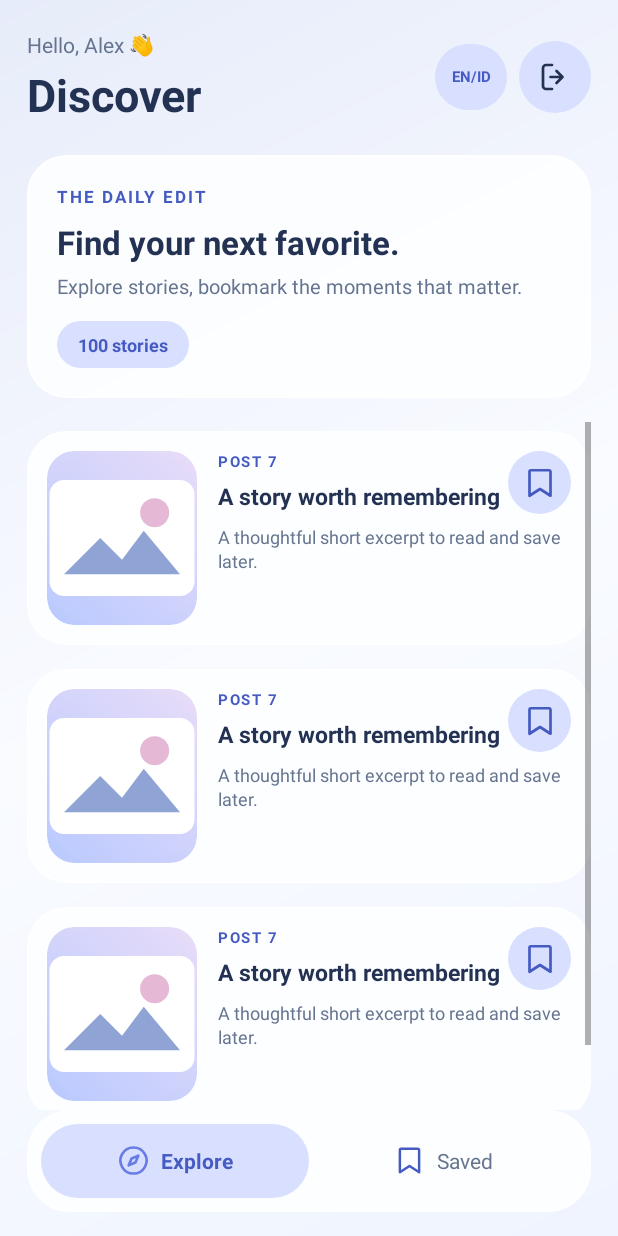
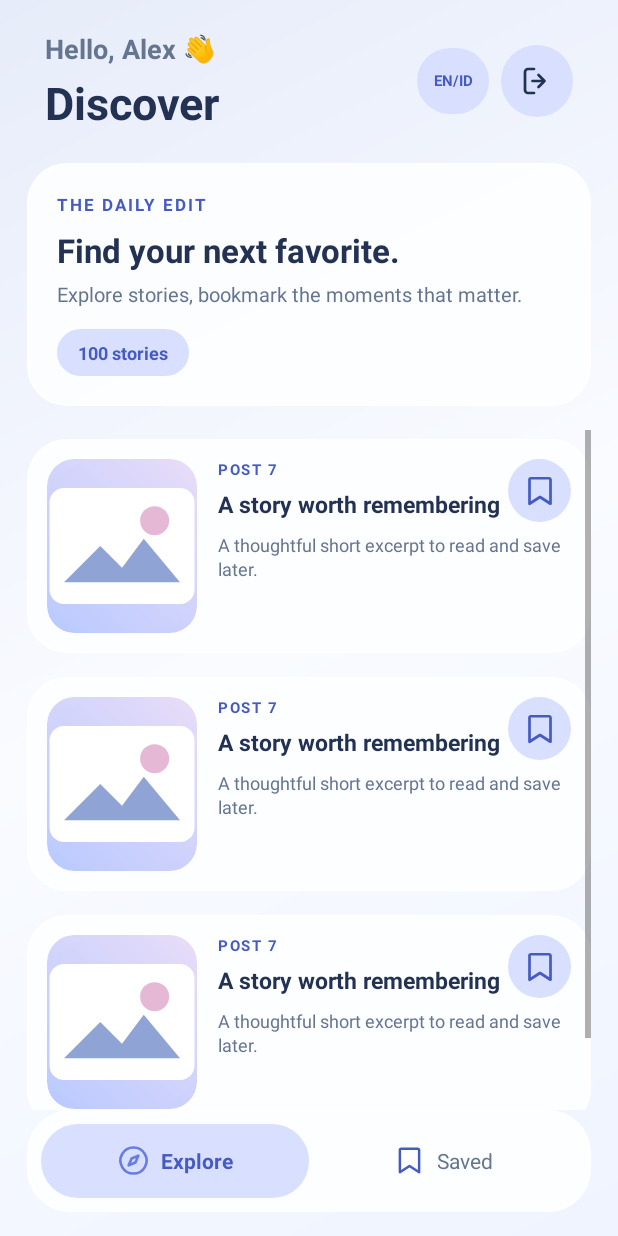
Before and after one commit to imyubatech/code-test-asp, an Android app: the layout activity_dashboard.xml on its own in the app's theme, with its tools: preview values and no code run, on a phone screen of 412 x 824 dp. Run offline under Robolectric (Android 15) with nearby library versions, the phone set to English and light mode, and no system bars.

Commit message:
(fix) - fix padding header content dashboard

```diff
--- a/app/src/main/res/layout/activity_dashboard.xml
+++ b/app/src/main/res/layout/activity_dashboard.xml
@@ -4,45 +4,49 @@
     xmlns:tools="http://schemas.android.com/tools"
     android:layout_width="match_parent"
     android:layout_height="match_parent"
-    android:paddingStart="18dp"
-    android:paddingEnd="18dp"
-    android:paddingTop="20dp"
     android:background="@drawable/bg_screen_gradient"
     android:fitsSystemWindows="true"
+    android:paddingStart="18dp"
+    android:paddingTop="20dp"
+    android:paddingEnd="18dp"
     tools:context=".presentation.dashboard.DashboardActivity">
 
     <LinearLayout
         android:id="@+id/header"
         android:layout_width="0dp"
         android:layout_height="wrap_content"
+        android:gravity="center_vertical"
         android:orientation="horizontal"
-        android:gravity="center_vertical"
-        app:layout_constraintTop_toTopOf="parent"
+        android:layout_marginHorizontal="12dp"
+        app:layout_constraintEnd_toEndOf="parent"
         app:layout_constraintStart_toStartOf="parent"
-        app:layout_constraintEnd_toEndOf="parent">
+        app:layout_constraintTop_toTopOf="parent">
 
         <LinearLayout
             android:layout_width="0dp"
             android:layout_height="wrap_content"
             android:layout_weight="1"
             android:orientation="vertical">
+
             <TextView
                 android:id="@+id/textUsername"
                 android:layout_width="match_parent"
                 android:layout_height="wrap_content"
+                android:ellipsize="end"
                 android:singleLine="true"
-                android:ellipsize="end"
                 android:textColor="@color/text_secondary"
-                android:textSize="14sp"
-                tools:text="Hello, Alex 👋"/>
+                android:textSize="18sp"
+                android:textStyle="bold"
+                tools:text="Hello, Alex 👋" />
+
             <TextView
                 android:layout_width="match_parent"
                 android:layout_height="wrap_content"
                 android:layout_marginTop="3dp"
                 android:text="@string/dashboard_title"
-                android:textStyle="bold"
                 android:textColor="@color/text_primary"
-                android:textSize="30sp"/>
+                android:textSize="30sp"
+                android:textStyle="bold" />
         </LinearLayout>
 
         <TextView
@@ -51,20 +55,21 @@
             android:layout_height="44dp"
             android:layout_marginEnd="8dp"
             android:background="@drawable/bg_pill"
+            android:contentDescription="@string/change_language"
             android:gravity="center"
             android:text="EN/ID"
-            android:contentDescription="@string/change_language"
             android:textColor="@color/accent_dark"
-            android:textStyle="bold"
-            android:textSize="10sp"/>
+            android:textSize="10sp"
+            android:textStyle="bold" />
+
         <ImageButton
             android:id="@+id/buttonLogout"
             android:layout_width="48dp"
             android:layout_height="48dp"
             android:background="@drawable/bg_pill"
-            android:src="@drawable/ic_logout"
+            android:contentDescription="@string/logout"
             android:padding="12dp"
-            android:contentDescription="@string/logout"/>
+            android:src="@drawable/ic_logout" />
     </LinearLayout>
 
     <LinearLayout
@@ -72,37 +77,40 @@
         android:layout_width="0dp"
         android:layout_height="wrap_content"
         android:layout_marginTop="20dp"
-        android:padding="20dp"
+        android:background="@drawable/bg_glass_card"
         android:elevation="3dp"
         android:orientation="vertical"
-        android:background="@drawable/bg_glass_card"
-        app:layout_constraintTop_toBottomOf="@id/header"
+        android:padding="20dp"
+        app:layout_constraintEnd_toEndOf="parent"
         app:layout_constraintStart_toStartOf="parent"
-        app:layout_constraintEnd_toEndOf="parent">
+        app:layout_constraintTop_toBottomOf="@id/header">
 
         <TextView
             android:layout_width="wrap_content"
             android:layout_height="wrap_content"
+            android:letterSpacing="0.12"
             android:text="@string/discover_tag"
+            android:textColor="@color/accent_dark"
             android:textSize="11sp"
-            android:letterSpacing="0.12"
-            android:textStyle="bold"
-            android:textColor="@color/accent_dark"/>
+            android:textStyle="bold" />
+
         <TextView
             android:layout_width="match_parent"
             android:layout_height="wrap_content"
             android:layout_marginTop="8dp"
             android:text="@string/discover_title"
-            android:textStyle="bold"
+            android:textColor="@color/text_primary"
             android:textSize="22sp"
-            android:textColor="@color/text_primary"/>
+            android:textStyle="bold" />
+
         <TextView
             android:layout_width="match_parent"
             android:layout_height="wrap_content"
             android:layout_marginTop="5dp"
             android:text="@string/discover_subtitle"
-            android:textSize="13sp"
-            android:textColor="@color/text_secondary"/>
+            android:textColor="@color/text_secondary"
+            android:textSize="13sp" />
+
         <TextView
             android:id="@+id/textPostCount"
             android:layout_width="wrap_content"
@@ -110,13 +118,13 @@
             android:layout_marginTop="14dp"
             android:background="@drawable/bg_pill"
             android:paddingStart="14dp"
+            android:paddingTop="7dp"
             android:paddingEnd="14dp"
-            android:paddingTop="7dp"
             android:paddingBottom="7dp"
             android:textColor="@color/accent_dark"
+            android:textSize="12sp"
             android:textStyle="bold"
-            android:textSize="12sp"
-            tools:text="100 stories"/>
+            tools:text="100 stories" />
     </LinearLayout>
 
     <androidx.swiperefreshlayout.widget.SwipeRefreshLayout
@@ -125,10 +133,11 @@
         android:layout_height="0dp"
         android:layout_marginTop="8dp"
         android:clipToPadding="false"
-        app:layout_constraintTop_toBottomOf="@id/hero"
         app:layout_constraintBottom_toTopOf="@id/bottomNav"
+        app:layout_constraintEnd_toEndOf="parent"
         app:layout_constraintStart_toStartOf="parent"
-        app:layout_constraintEnd_toEndOf="parent">
+        app:layout_constraintTop_toBottomOf="@id/hero">
+
         <androidx.recyclerview.widget.RecyclerView
             android:id="@+id/postsList"
             android:layout_width="match_parent"
@@ -137,7 +146,7 @@
             android:paddingTop="8dp"
             android:paddingBottom="14dp"
             android:scrollbars="vertical"
-            tools:listitem="@layout/item_post"/>
+            tools:listitem="@layout/item_post" />
     </androidx.swiperefreshlayout.widget.SwipeRefreshLayout>
 
     <FrameLayout
@@ -145,17 +154,19 @@
         android:layout_width="0dp"
         android:layout_height="0dp"
         android:clickable="false"
-        app:layout_constraintTop_toTopOf="@id/swipeRefresh"
         app:layout_constraintBottom_toBottomOf="@id/swipeRefresh"
+        app:layout_constraintEnd_toEndOf="parent"
         app:layout_constraintStart_toStartOf="parent"
-        app:layout_constraintEnd_toEndOf="parent">
+        app:layout_constraintTop_toTopOf="@id/swipeRefresh">
+
         <ProgressBar
             android:id="@+id/loadingIndicator"
             android:layout_width="48dp"
             android:layout_height="48dp"
             android:layout_gravity="center"
             android:indeterminateTint="@color/accent"
-            android:visibility="gone"/>
+            android:visibility="gone" />
+
         <LinearLayout
             android:id="@+id/emptyState"
             android:layout_width="match_parent"
@@ -163,23 +174,26 @@
             android:layout_gravity="center"
             android:gravity="center"
             android:orientation="vertical"
-            android:visibility="gone"
-            android:padding="28dp">
+            android:padding="28dp"
+            android:visibility="gone">
+
             <TextView
                 android:layout_width="wrap_content"
                 android:layout_height="wrap_content"
                 android:text="@string/empty_posts_title"
                 android:textColor="@color/text_primary"
                 android:textSize="18sp"
-                android:textStyle="bold"/>
+                android:textStyle="bold" />
+
             <TextView
                 android:layout_width="wrap_content"
                 android:layout_height="wrap_content"
                 android:layout_marginTop="8dp"
                 android:text="@string/empty_posts_desc"
                 android:textColor="@color/text_secondary"
-                android:textSize="14sp"/>
+                android:textSize="14sp" />
         </LinearLayout>
+
         <LinearLayout
             android:id="@+id/errorState"
             android:layout_width="match_parent"
@@ -187,37 +201,40 @@
             android:layout_gravity="center"
             android:gravity="center"
             android:orientation="vertical"
-            android:visibility="gone"
-            android:padding="24dp">
+            android:padding="24dp"
+            android:visibility="gone">
+
             <TextView
                 android:layout_width="wrap_content"
                 android:layout_height="wrap_content"
                 android:text="@string/network_error_title"
                 android:textColor="@color/text_primary"
                 android:textSize="18sp"
-                android:textStyle="bold"/>
+                android:textStyle="bold" />
+
             <TextView
                 android:id="@+id/textErrorDetails"
                 android:layout_width="wrap_content"
                 android:layout_height="wrap_content"
                 android:layout_marginTop="8dp"
+                android:maxLines="3"
                 android:text="@string/network_error_help"
+                android:textAlignment="center"
                 android:textColor="@color/text_secondary"
-                android:textAlignment="center"
-                android:maxLines="3"
-                android:textSize="13sp"/>
+                android:textSize="13sp" />
+
             <Button
                 android:id="@+id/buttonRetry"
                 android:layout_width="wrap_content"
                 android:layout_height="48dp"
                 android:layout_marginTop="18dp"
+                android:background="@drawable/bg_primary_button"
+                android:backgroundTint="@null"
                 android:paddingStart="26dp"
                 android:paddingEnd="26dp"
-                android:background="@drawable/bg_primary_button"
-                android:backgroundTint="@null"
+                android:text="@string/button_retry"
                 android:textAllCaps="false"
-                android:text="@string/button_retry"
-                android:textColor="@color/pure_white"/>
+                android:textColor="@color/pure_white" />
         </LinearLayout>
     </FrameLayout>
 
@@ -228,36 +245,62 @@
         android:layout_marginBottom="16dp"
         android:background="@drawable/bg_bottom_nav"
         android:elevation="10dp"
+        android:orientation="horizontal"
         android:padding="9dp"
-        android:orientation="horizontal"
         app:layout_constraintBottom_toBottomOf="parent"
-        app:layout_constraintStart_toStartOf="parent"
-        app:layout_constraintEnd_toEndOf="parent">
+        app:layout_constraintEnd_toEndOf="parent"
+        app:layout_constraintStart_toStartOf="parent">
 
         <LinearLayout
             android:id="@+id/tabExplore"
             android:layout_width="0dp"
             android:layout_height="match_parent"
             android:layout_weight="1"
-            android:gravity="center"
             android:background="@drawable/bg_pill"
             android:clickable="true"
             android:focusable="true"
+            android:gravity="center"
             android:orientation="horizontal">
-            <ImageView android:layout_width="22dp" android:layout_height="22dp" android:src="@drawable/ic_compass" android:contentDescription="@null"/>
-            <TextView android:layout_width="wrap_content" android:layout_height="wrap_content" android:layout_marginStart="7dp" android:text="@string/tab_explore" android:textStyle="bold" android:textColor="@color/accent_dark" android:textSize="14sp"/>
+
+            <ImageView
+                android:layout_width="22dp"
+                android:layout_height="22dp"
+                android:contentDescription="@null"
+                android:src="@drawable/ic_compass" />
+
+            <TextView
+                android:layout_width="wrap_content"
+                android:layout_height="wrap_content"
+                android:layout_marginStart="7dp"
+                android:text="@string/tab_explore"
+                android:textColor="@color/accent_dark"
+                android:textSize="14sp"
+                android:textStyle="bold" />
         </LinearLayout>
+
         <LinearLayout
             android:id="@+id/tabSaved"
             android:layout_width="0dp"
             android:layout_height="match_parent"
             android:layout_weight="1"
-            android:gravity="center"
             android:clickable="true"
             android:focusable="true"
+            android:gravity="center"
             android:orientation="horizontal">
-            <ImageView android:layout_width="22dp" android:layout_height="22dp" android:src="@drawable/ic_bookmark_outline" android:contentDescription="@null"/>
-            <TextView android:layout_width="wrap_content" android:layout_height="wrap_content" android:layout_marginStart="7dp" android:text="@string/tab_saved" android:textColor="@color/text_secondary" android:textSize="14sp"/>
+
+            <ImageView
+                android:layout_width="22dp"
+                android:layout_height="22dp"
+                android:contentDescription="@null"
+                android:src="@drawable/ic_bookmark_outline" />
+
+            <TextView
+                android:layout_width="wrap_content"
+                android:layout_height="wrap_content"
+                android:layout_marginStart="7dp"
+                android:text="@string/tab_saved"
+                android:textColor="@color/text_secondary"
+                android:textSize="14sp" />
         </LinearLayout>
     </LinearLayout>
 </androidx.constraintlayout.widget.ConstraintLayout>
```
